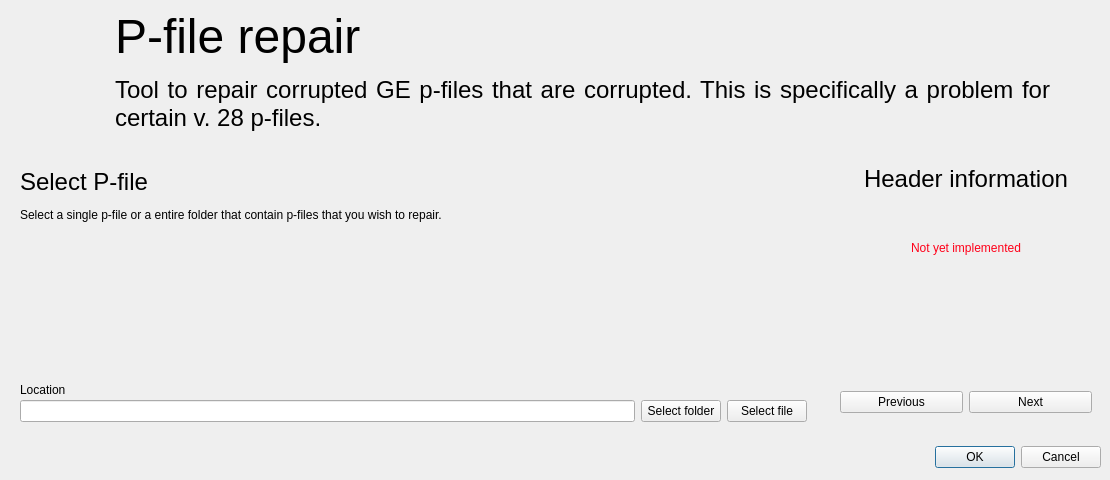
Old version of the form resources/user_interface/mainwindow.ui in the repository AndersAskeland/P-File-repair.
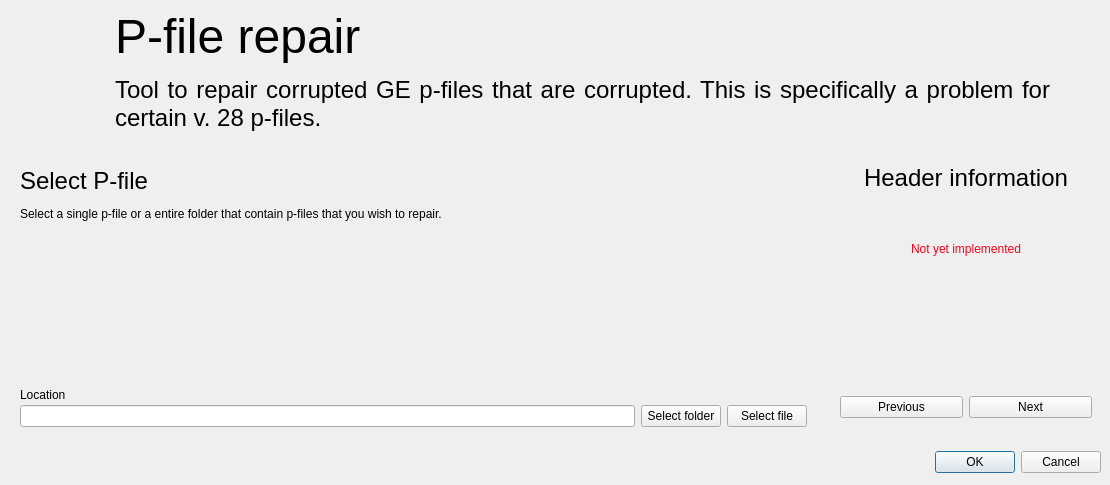
New version of the form. Icons and pictures are not drawn. Custom widgets are drawn as their Qt base class.

Commit message: [style] Windows is not displaying correcltly

The edit to the form file:
```diff
--- a/resources/user_interface/mainwindow.ui
+++ b/resources/user_interface/mainwindow.ui
@@ -7,7 +7,7 @@
     <x>0</x>
     <y>0</y>
     <width>1110</width>
-    <height>480</height>
+    <height>485</height>
    </rect>
   </property>
   <property name="windowTitle">
@@ -29,10 +29,16 @@
     </property>
     <item>
      <widget class="QFrame" name="sidebar_top">
+      <property name="sizePolicy">
+       <sizepolicy hsizetype="Preferred" vsizetype="Expanding">
+        <horstretch>0</horstretch>
+        <verstretch>0</verstretch>
+       </sizepolicy>
+      </property>
       <property name="maximumSize">
        <size>
         <width>16777215</width>
-        <height>16777215</height>
+        <height>140</height>
        </size>
       </property>
       <property name="autoFillBackground">
```
The commit also changes 1 other file.
